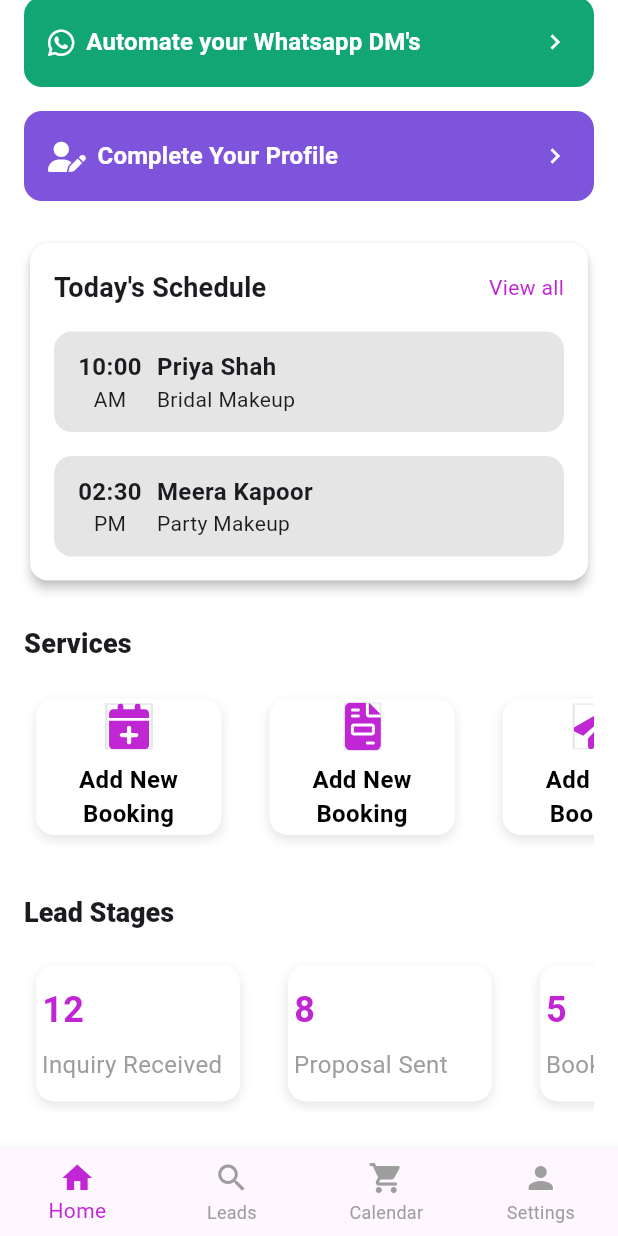
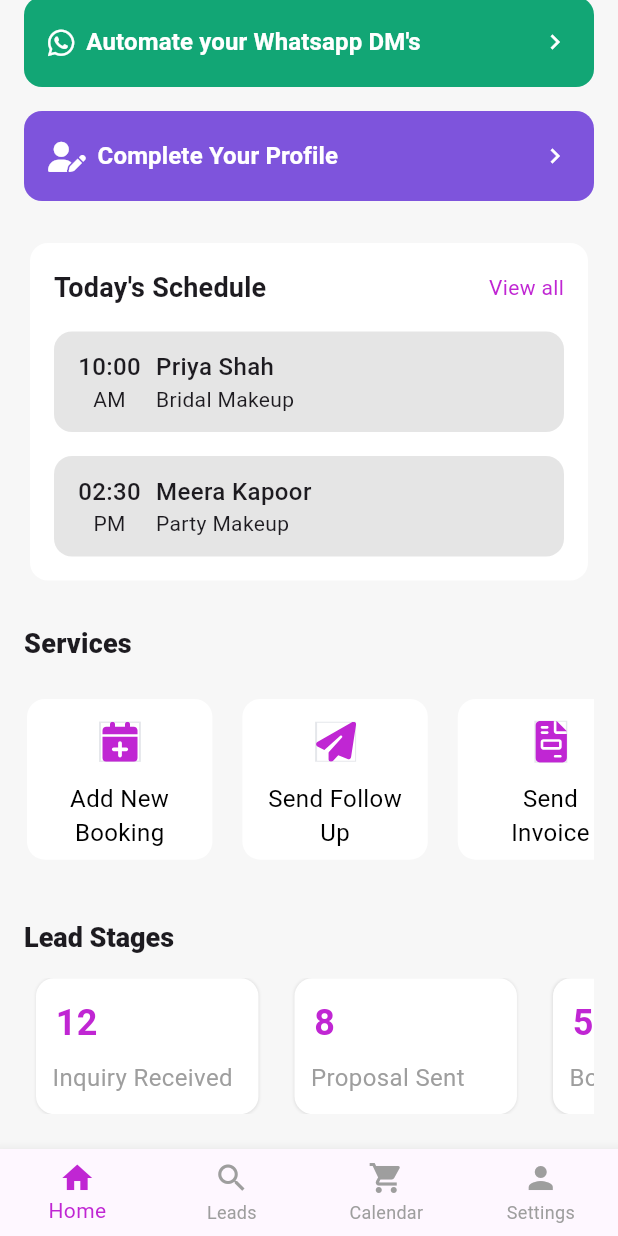
Before and after one commit to Chinmayverma1602/1glam, a Flutter app: the screen it shows after launch, scrolled down 222 dp, on a phone screen of 412 x 824 dp. Run offline on Flutter 3.47's test engine with Material 3 defaults, Android fonts, the phone set to English and light mode, and no system bars; our stand-ins replace cloud_firestore, dropdown_textfield, firebase_auth, firebase_core, flutter_svg, font_awesome_flutter and 11 more; missing offline and left inert: flutter_facebook_auth, switcher_button; accounts and stored records are empty; project files that could hold a hidden picture were left out.

Commit message:
Saving local changes before merge

```diff
--- a/lib/constants/AppColors.dart
+++ b/lib/constants/AppColors.dart
@@ -21,4 +21,5 @@ class AppColors {
   static const Color proposalButtonColor = Color(0xFFDCFCE7);
   static const Color qualifiedLeadTextColor = Color(0xFF1D4ED8);
   static const Color qualifiedButtonColor = Color(0xFFDBEAFE);
+
 }
--- a/lib/screens/HomePage.dart
+++ b/lib/screens/HomePage.dart
@@ -47,7 +47,7 @@ class _HomePageState extends State<HomePage> {
   Widget build(BuildContext context) {
     // You can also adapt your Theme for consistent text styles, etc.
     return Scaffold(
-      backgroundColor: Colors.white,
+      backgroundColor: const Color.fromARGB(255, 247, 247, 247),
       bottomNavigationBar: BottomNavBar(
         currentIndex: _selectedIndex,
         onTap: _onItemTapped,
@@ -149,7 +149,7 @@ class _HomePageState extends State<HomePage> {
                 // Section: Today's Schedule
                 Card(
                   color: Colors.white,
-                  elevation: 3,
+                  elevation: 0,
                   shape: RoundedRectangleBorder(
                     borderRadius: BorderRadius.circular(12),
                   ),
@@ -224,18 +224,18 @@ class _HomePageState extends State<HomePage> {
                   child: Row(
                     children: [
                       CustomHomeServicesButton(
-                        label: "Add New Booking",
+                        label: "Add New\nBooking",
                         iconPath: 'assets/images/i3.svg',
                       ),
                       const SizedBox(width: 16),
                       CustomHomeServicesButton(
-                        label: "Add New Booking",
-                        iconPath: 'assets/images/i-2.svg',
+                        label: "Send Follow\nUp",
+                        iconPath: 'assets/images/i-1.svg',
                       ),
                       const SizedBox(width: 16),
                       CustomHomeServicesButton(
-                        label: "Add New Booking",
-                        iconPath: 'assets/images/i-1.svg',
+                        label: "Send\nInvoice",
+                        iconPath: 'assets/images/i-2.svg',
                       ),
                     ],
                   ),
--- a/lib/screens/ManageLeadPage.dart
+++ b/lib/screens/ManageLeadPage.dart
@@ -8,6 +8,8 @@ import 'package:glam1/widgets/ManageLeadsBottomNavBar.dart';
 import 'package:glam1/widgets/ManageLeadsNotesButton.dart';
 import 'package:glam1/widgets/ManageLeadsPaymentButton.dart';
 import 'package:glam1/widgets/ManageLeadsServicesButton.dart';
+import 'package:get/get.dart';
+
 
 class ManageLeadPage extends StatefulWidget {
   const ManageLeadPage({super.key});
@@ -52,7 +54,7 @@ class _ManageLeadPageState extends State<ManageLeadPage> {
           ],
         ),
       ),
-      bottomNavigationBar: ManageLeadsBottomNavBar(onBack: (){Navigator.pop(context);}, onSendEstimate: (){}),
+      bottomNavigationBar: ManageLeadsBottomNavBar(onBack: (){Get.back();}, onSendEstimate: (){}),
     );
   }
 }
--- a/lib/widgets/CustomHomeServicesButton.dart
+++ b/lib/widgets/CustomHomeServicesButton.dart
@@ -18,36 +18,39 @@ class CustomHomeServicesButton extends StatelessWidget {
   @override
   Widget build(BuildContext context) {
     return Padding(
-      padding: const EdgeInsets.all(8.0),
+      padding: const EdgeInsets.symmetric(vertical: 8, horizontal: 2),
       child: Container(
-        height: MediaQuery.of(context).size.height * 0.11,
+        height: MediaQuery.of(context).size.height * 0.13,
         width: MediaQuery.of(context).size.width * 0.30,
         decoration: BoxDecoration(
+
           color: backgroundColor,
           borderRadius: BorderRadius.circular(12),
-          boxShadow: [
-            BoxShadow(
-              color: Colors.black.withOpacity(0.1),
-              blurRadius: 6,
-              offset: const Offset(0, 3),
-            ),
-          ],
+
+          // boxShadow: [
+          //   BoxShadow(
+          //     color: Colors.black.withOpacity(0.1),
+          //     blurRadius: 3,
+          //     offset: const Offset(0, 0),
+          //   ),
+          // ],
         ),
         child: Column(
           mainAxisAlignment: MainAxisAlignment.center,
           children: [
+            SizedBox(height: MediaQuery.of(context).size.height*0.01),
             SvgPicture.asset(
               iconPath,
-              height: 32,
-              width: 32,
+              height: 28,
+              width: 28,
             ),
-            const SizedBox(height: 8),
+            SizedBox(height: MediaQuery.of(context).size.height*0.015),
             Text(
               label,
               style: TextStyle(
                 color: textColor,
                 fontSize: 16,
-                fontWeight: FontWeight.w600,
+                fontWeight: FontWeight.w400,
               ),
               textAlign: TextAlign.center,
             ),
--- a/lib/widgets/CustomScheduleButton.dart
+++ b/lib/widgets/CustomScheduleButton.dart
@@ -40,7 +40,7 @@ class _CustomScheduleButtonState extends State<CustomScheduleButton> {
                 widget.time,
                 style: const TextStyle(
                   fontSize: 16,
-                  fontWeight: FontWeight.bold,
+                  fontWeight: FontWeight.w500,
                 ),
               ),
               Text(
@@ -51,7 +51,7 @@ class _CustomScheduleButtonState extends State<CustomScheduleButton> {
               ),
             ],
           ),
-          SizedBox(width: 10,),
+          SizedBox(width: 10),
           Column(
             crossAxisAlignment: CrossAxisAlignment.start,
             children: [
@@ -59,7 +59,7 @@ class _CustomScheduleButtonState extends State<CustomScheduleButton> {
                 widget.userName,
                 style: const TextStyle(
                   fontSize: 16,
-                  fontWeight: FontWeight.bold,
+                  fontWeight: FontWeight.w500,
                 ),
               ),
               Text(
--- a/lib/widgets/CustomStatsButton.dart
+++ b/lib/widgets/CustomStatsButton.dart
@@ -24,28 +24,31 @@ class _CustomStatsButtonState extends State<CustomStatsButton> {
   @override
   Widget build(BuildContext context) {
     return Padding(
-      padding: const EdgeInsets.all(8.0),
+      padding: const EdgeInsets.only(left: 8.0),
       child: Container(
+      padding: const EdgeInsets.only(left: 1.0,),
         height: MediaQuery.of(context).size.height * 0.11,
-        width: MediaQuery.of(context).size.width * 0.33,
+        width: MediaQuery.of(context).size.width * 0.36,
         decoration: BoxDecoration(
           color: widget.backgroundColor,
           borderRadius: BorderRadius.circular(12),
           boxShadow: [
             BoxShadow(
               color: Colors.black.withOpacity(0.1),
-              blurRadius: 6,
-              offset: const Offset(0, 3),
+              blurRadius: 1,
+              offset: const Offset(0, 0),
             ),
           ],
         ),
         child: Padding(
-          padding: const EdgeInsets.all(4.0),
+          padding: const EdgeInsets.symmetric(horizontal: 4.0),
           child: Column(
             mainAxisAlignment: MainAxisAlignment.center,
             crossAxisAlignment: CrossAxisAlignment.start,
             children: [
-              Text(
+              Padding(
+                padding: const EdgeInsets.only(left: 8.0),
+                child: Text(
                   widget.stats,
                   style: TextStyle(
                     color: widget.textColor,
@@ -54,8 +57,11 @@ class _CustomStatsButtonState extends State<CustomStatsButton> {
                   ),
                   textAlign: TextAlign.start,
                 ),
+              ),
               const SizedBox(height: 8),
-              Text(
+              Padding(
+                padding: const EdgeInsets.only(left: 6.0),
+                child: Text(
                   widget.label,
                   style: TextStyle(
                     color: widget.labelColor,
@@ -64,6 +70,7 @@ class _CustomStatsButtonState extends State<CustomStatsButton> {
                   ),
                   textAlign: TextAlign.center,
                 ),
+              ),
             ],
           ),
         ),
--- a/lib/widgets/CustomerHeaderManageLeadsPage.dart
+++ b/lib/widgets/CustomerHeaderManageLeadsPage.dart
@@ -2,6 +2,8 @@ import 'package:flutter/material.dart';
 import 'package:glam1/constants/AppColors.dart';
 import 'package:glam1/screens/HomePage.dart';
 import 'package:google_fonts/google_fonts.dart';
+import 'package:get/get.dart';
+
 
 class CustomHeaderManageLeadsPage extends StatelessWidget {
   const CustomHeaderManageLeadsPage({super.key});
@@ -15,7 +17,7 @@ class CustomHeaderManageLeadsPage extends StatelessWidget {
         children: [
           IconButton(
             onPressed: () {
-              Navigator.pop(context);
+              Get.back();
             },
             icon: Icon(
               Icons.arrow_back,
--- a/lib/widgets/LeadDetailsButton.dart
+++ b/lib/widgets/LeadDetailsButton.dart
@@ -3,6 +3,8 @@ import 'package:font_awesome_flutter/font_awesome_flutter.dart';
 import 'package:glam1/constants/AppColors.dart';
 import 'package:glam1/screens/ManageLeadPage.dart';
 import 'package:glam1/widgets/CustomSubtitle.dart';
+import 'package:get/get.dart';
+
 
 class LeadDetailsButton extends StatefulWidget {
   const LeadDetailsButton({super.key});
@@ -16,7 +18,7 @@ class _LeadDetailsButtonState extends State<LeadDetailsButton> {
   Widget build(BuildContext context) {
     return InkWell(
       onTap: (){
-        Navigator.push(context, MaterialPageRoute(builder: (context) => ManageLeadPage() ));
+       Get.to(ManageLeadPage());
       },
       child: Container(
 
--- a/lib/widgets/ManageLeadsNotesButton.dart
+++ b/lib/widgets/ManageLeadsNotesButton.dart
@@ -69,7 +69,7 @@ class ManageLeadsNotes extends StatelessWidget {
             mainAxisAlignment: MainAxisAlignment.spaceEvenly,
             children: [
               _buildImagePlaceholder(context),
-              SizedBox(width: 10),
+              SizedBox(width: MediaQuery.of(context).size.width*0.01),
               _buildImagePlaceholder(context),
             ],
           ),
```
Also changed, not shown: lib/widgets/ManageLeadNameButton.dart (+73 -33 lines), lib/widgets/ManageLeadsBookingDetailsButton.dart (+124 -9 lines), lib/widgets/ManageLeadsNameDropDownButton.dart (added, +78 -0 lines), 4 other files. Lines whose indentation alone changed are shown as unchanged.
